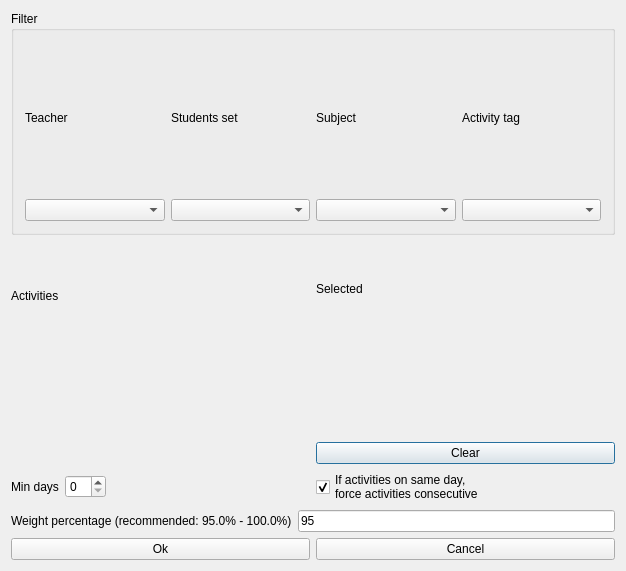
Old version of the form src/interface/modifyconstraintmindaysbetweenactivitiesform_template.ui in the repository janLo/FET.
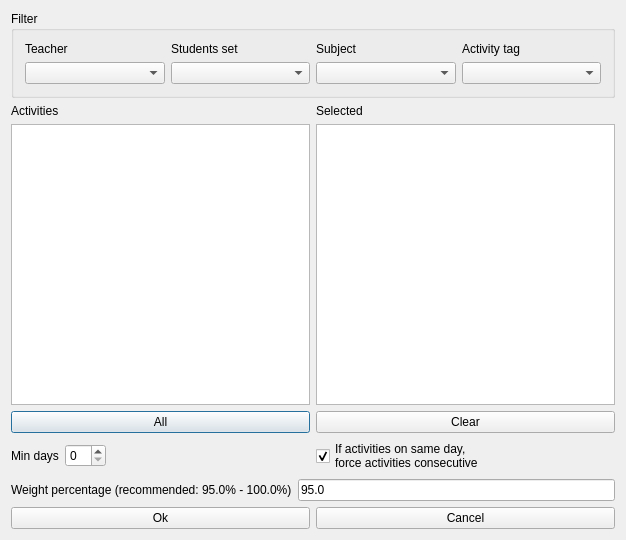
New version of the form. Custom widgets are drawn as their Qt base class.

```diff
--- a/src/interface/modifyconstraintmindaysbetweenactivitiesform_template.ui
+++ b/src/interface/modifyconstraintmindaysbetweenactivitiesform_template.ui
@@ -7,37 +7,29 @@
     <x>0</x>
     <y>0</y>
     <width>626</width>
-    <height>571</height>
+    <height>540</height>
    </rect>
   </property>
   <property name="windowTitle">
    <string extracomment="This is the title of the dialog to modify a constraint of this type">Modify min days between activities</string>
   </property>
-  <layout class="QGridLayout" name="gridLayout">
+  <layout class="QGridLayout" name="gridLayout_2">
    <item row="0" column="0" colspan="2">
-    <widget class="Q3GroupBox" name="groupBox3">
+    <widget class="QGroupBox" name="filterGroupBox">
      <property name="title">
       <string>Filter</string>
      </property>
-     <layout class="QGridLayout">
+     <layout class="QGridLayout" name="gridLayout">
       <item row="0" column="0">
-       <layout class="QGridLayout">
-        <item row="0" column="3">
-         <widget class="QLabel" name="activityTagsTextLabel">
+       <widget class="QLabel" name="teachersTextLabel">
           <property name="text">
-           <string>Activity tag</string>
+         <string>Teacher</string>
           </property>
           <property name="wordWrap">
            <bool>false</bool>
           </property>
          </widget>
         </item>
-        <item row="1" column="1">
-         <widget class="QComboBox" name="studentsComboBox"/>
-        </item>
-        <item row="1" column="3">
-         <widget class="QComboBox" name="activityTagsComboBox"/>
-        </item>
         <item row="0" column="1">
          <widget class="QLabel" name="studentsTextLabel">
           <property name="text">
@@ -48,9 +40,6 @@
           </property>
          </widget>
         </item>
-        <item row="1" column="2">
-         <widget class="QComboBox" name="subjectsComboBox"/>
-        </item>
         <item row="0" column="2">
          <widget class="QLabel" name="subjectsTextLabel">
           <property name="text">
@@ -61,20 +50,27 @@
           </property>
          </widget>
         </item>
+      <item row="0" column="3">
+       <widget class="QLabel" name="activityTagsTextLabel">
+        <property name="text">
+         <string>Activity tag</string>
+        </property>
+        <property name="wordWrap">
+         <bool>false</bool>
+        </property>
+       </widget>
+      </item>
         <item row="1" column="0">
          <widget class="QComboBox" name="teachersComboBox"/>
         </item>
-        <item row="0" column="0">
-         <widget class="QLabel" name="teachersTextLabel">
-          <property name="text">
-           <string>Teacher</string>
-          </property>
-          <property name="wordWrap">
-           <bool>false</bool>
-          </property>
-         </widget>
-        </item>
-       </layout>
+      <item row="1" column="1">
+       <widget class="QComboBox" name="studentsComboBox"/>
+      </item>
+      <item row="1" column="2">
+       <widget class="QComboBox" name="subjectsComboBox"/>
+      </item>
+      <item row="1" column="3">
+       <widget class="QComboBox" name="activityTagsComboBox"/>
       </item>
      </layout>
     </widget>
@@ -82,7 +78,7 @@
    <item row="1" column="0" colspan="2">
     <layout class="QHBoxLayout" name="horizontalLayout">
      <item>
-      <layout class="QVBoxLayout">
+      <layout class="QVBoxLayout" name="verticalLayout_2">
        <item>
         <widget class="QLabel" name="activitiesTextLabel">
          <property name="frameShape">
@@ -100,12 +96,13 @@
         </widget>
        </item>
        <item>
-        <widget class="Q3ListBox" name="activitiesListBox">
+        <widget class="QListWidget" name="activitiesListWidget"/>
+       </item>
          <item>
+        <widget class="QPushButton" name="addAllActivitiesPushButton">
           <property name="text">
-           <string>New Item</string>
-          </property>
-         </item>
+          <string comment="Text on a button. It refers to adding all activities from the list above this button into the current constraint">All</string>
+         </property>
         </widget>
        </item>
       </layout>
@@ -129,13 +126,7 @@
         </widget>
        </item>
        <item>
-        <widget class="Q3ListBox" name="selectedActivitiesListBox">
-         <item>
-          <property name="text">
-           <string>New Item</string>
-          </property>
-         </item>
-        </widget>
+        <widget class="QListWidget" name="selectedActivitiesListWidget"/>
        </item>
        <item>
         <widget class="QPushButton" name="clearPushButton">
@@ -233,7 +224,7 @@
      <item>
       <widget class="QLineEdit" name="weightLineEdit">
        <property name="text">
-        <string>95</string>
+        <string notr="true">95.0</string>
        </property>
       </widget>
      </item>
@@ -260,38 +251,6 @@
   </layout>
  </widget>
  <layoutdefault spacing="6" margin="11"/>
- <customwidgets>
-  <customwidget>
-   <class>Q3GroupBox</class>
-   <extends>QGroupBox</extends>
-   <header>Qt3Support/Q3GroupBox</header>
-   <container>1</container>
-  </customwidget>
-  <customwidget>
-   <class>Q3Frame</class>
-   <extends>QFrame</extends>
-   <header>Qt3Support/Q3Frame</header>
-   <container>1</container>
-  </customwidget>
-  <customwidget>
-   <class>Q3ListBox</class>
-   <extends>Q3Frame</extends>
-   <header>q3listbox.h</header>
-  </customwidget>
- </customwidgets>
- <tabstops>
-  <tabstop>teachersComboBox</tabstop>
-  <tabstop>studentsComboBox</tabstop>
-  <tabstop>subjectsComboBox</tabstop>
-  <tabstop>activityTagsComboBox</tabstop>
-  <tabstop>activitiesListBox</tabstop>
-  <tabstop>selectedActivitiesListBox</tabstop>
-  <tabstop>minDaysSpinBox</tabstop>
-  <tabstop>consecutiveIfSameDayCheckBox</tabstop>
-  <tabstop>weightLineEdit</tabstop>
-  <tabstop>okPushButton</tabstop>
-  <tabstop>cancelPushButton</tabstop>
- </tabstops>
  <resources/>
  <connections/>
 </ui>
```
Lines whose indentation alone changed are shown as unchanged.
